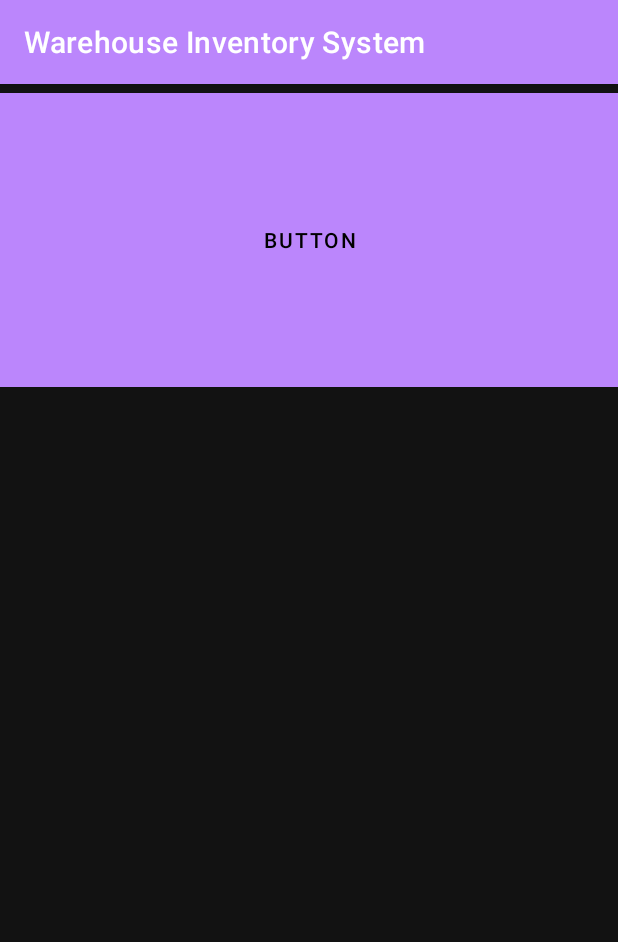
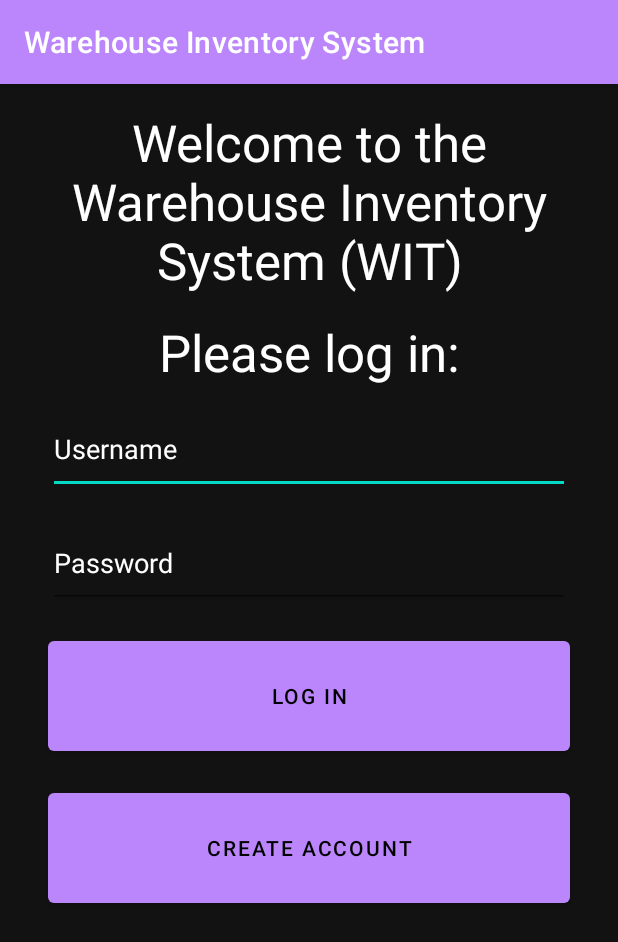
Before and after one commit to kamarabbas99/WareHouse-Inventory-app, an Android app: the screen it shows after launch (MainActivity), on a phone screen of 412 x 824 dp. Shown: the top 942 px of the screen. Run offline under Robolectric (Android 15) with nearby library versions, the phone set to English and light mode, and no system bars.

Commit message:
Added the ability to log a user into the app

```diff
--- a/app/src/main/java/presentation/MainActivity.java
+++ b/app/src/main/java/presentation/MainActivity.java
@@ -7,6 +7,7 @@ import android.content.Intent;
 import android.content.res.AssetManager;
 import android.os.Bundle;
 import android.view.View;
+import android.widget.EditText;
 
 import com.example.warehouseinventorysystem.R;
 
@@ -16,23 +17,43 @@ import java.io.IOException;
 import java.io.InputStreamReader;
 
 import database.DatabaseManager;
+import logic.AccountAccessor;
 
 //Main Activity:
 //  Start activity of entire program
 //  Immediately starts up main layout
 //  Allows users to move between different pages in the app, and acts as a home page
 public class MainActivity extends AppCompatActivity {
+    AccountAccessor accounts;
+    EditText username;
+    EditText password;
 
     @Override
     protected void onCreate(Bundle savedInstanceState) {
         super.onCreate(savedInstanceState);
         setContentView(R.layout.activity_main);
+
+        //Gets database on device and grabs account database
         copyDatabaseToDevice();
+        accounts = new AccountAccessor();
     }
 
+    //Checks if the username and password are valid, if so logs user in and switches to the main menu
+    //Otherwise an error message is shown to the user
     public void logInSwitch(View view){
-        Intent main = new Intent(this, MainMenuActivity.class);
-        startActivity(main);
+        username = findViewById(R.id.username);
+        password = findViewById(R.id.password);
+
+        //If username and password are correct
+        if(accounts.verifyLogin(username.getText().toString(), password.getText().toString())){
+            Intent main = new Intent(this, MainMenuActivity.class);
+            startActivity(main);
+        }
+
+        //If username or password are incorrect
+        else {
+           Messages.incorrectLogin(this, "Please try a correct username and password");
+        }
     }
 
     /* code based off of provided sample-project by instructors */
--- a/app/src/main/java/presentation/Messages.java
+++ b/app/src/main/java/presentation/Messages.java
@@ -10,6 +10,7 @@ public class Messages {
     public static void integerError(final Activity owner, String message){
         AlertDialog dialog = new AlertDialog.Builder(owner).create();
 
+        //Sets message parameters
         dialog.setTitle(owner.getString(R.string.integerError));
         dialog.setMessage(message);
 
@@ -19,9 +20,9 @@ public class Messages {
     public static void itemNotFound(final Activity owner, String message){
         AlertDialog dialog = new AlertDialog.Builder(owner).create();
 
+        //Sets message parameters
         dialog.setTitle("Error: Item Not Found");
         dialog.setMessage(message);
-
         dialog.setOnCancelListener(new DialogInterface.OnCancelListener(){
             public void onCancel(DialogInterface dialog) {
                 owner.finish();
@@ -34,6 +35,7 @@ public class Messages {
     public static void itemFailAdd(final Activity owner, String message){
         AlertDialog dialog = new AlertDialog.Builder(owner).create();
 
+        //Sets message parameters
         dialog.setTitle("Error: Item could not be created");
         dialog.setMessage(message);
 
@@ -43,6 +45,7 @@ public class Messages {
     public static void itemFailEdit(final Activity owner, String message){
         AlertDialog dialog = new AlertDialog.Builder(owner).create();
 
+        //Sets message parameters
         dialog.setTitle("Error: Item could not be edited");
         dialog.setMessage(message);
         dialog.setOnCancelListener(new DialogInterface.OnCancelListener(){
@@ -53,4 +56,14 @@ public class Messages {
 
         dialog.show();
     }
+
+    public static void incorrectLogin(final Activity owner, String message){
+        AlertDialog dialog = new AlertDialog.Builder(owner).create();
+
+        //Sets message parameters
+        dialog.setTitle("Error: User could not be found");
+        dialog.setMessage(message);
+
+        dialog.show();
+    }
 }
--- a/app/src/main/res/layout/activity_main.xml
+++ b/app/src/main/res/layout/activity_main.xml
@@ -6,13 +6,93 @@
     android:layout_height="match_parent"
     tools:context="presentation.MainActivity">
 
-    <Button
-        android:id="@+id/button"
-        android:layout_width="448dp"
-        android:layout_height="208dp"
-        android:onClick="logInSwitch"
-        android:text="Button"
+    <TextView
+        android:id="@+id/welcomeText"
+        android:layout_width="wrap_content"
+        android:layout_height="wrap_content"
+        android:layout_marginStart="16dp"
+        android:layout_marginTop="16dp"
+        android:layout_marginEnd="16dp"
+        android:text="@string/welcome_text"
+        android:textAlignment="center"
+        android:textColor="?attr/colorOnBackground"
+        android:textSize="34sp"
         app:layout_constraintEnd_toEndOf="parent"
         app:layout_constraintStart_toStartOf="parent"
         app:layout_constraintTop_toTopOf="parent" />
+
+    <TextView
+        android:id="@+id/loginmessage"
+        android:layout_width="wrap_content"
+        android:layout_height="wrap_content"
+        android:layout_marginTop="16dp"
+        android:text="@string/loginMsg"
+        android:textAlignment="center"
+        android:textColor="?attr/colorOnBackground"
+        android:textSize="34sp"
+        app:layout_constraintEnd_toEndOf="parent"
+        app:layout_constraintStart_toStartOf="parent"
+        app:layout_constraintTop_toBottomOf="@+id/welcomeText" />
+
+    <EditText
+        android:id="@+id/username"
+        android:layout_width="0dp"
+        android:layout_height="60dp"
+        android:layout_marginStart="32dp"
+        android:layout_marginTop="12dp"
+        android:layout_marginEnd="32dp"
+        android:ems="10"
+        android:hint="Username"
+        android:inputType="textPersonName"
+        android:textColor="?attr/colorOnBackground"
+        android:textColorHint="?attr/colorOnBackground"
+        app:layout_constraintEnd_toEndOf="parent"
+        app:layout_constraintHorizontal_bias="0.0"
+        app:layout_constraintStart_toStartOf="parent"
+        app:layout_constraintTop_toBottomOf="@+id/loginmessage"
+        android:importantForAutofill="no" />
+
+    <EditText
+        android:id="@+id/password"
+        android:layout_width="0dp"
+        android:layout_height="60dp"
+        android:layout_marginStart="32dp"
+        android:layout_marginTop="16dp"
+        android:layout_marginEnd="32dp"
+        android:ems="10"
+        android:hint="Password"
+        android:inputType="textPassword"
+        android:textColor="?attr/colorOnBackground"
+        android:textColorHint="?attr/colorOnBackground"
+        app:layout_constraintEnd_toEndOf="parent"
+        app:layout_constraintStart_toStartOf="parent"
+        app:layout_constraintTop_toBottomOf="@+id/username"
+        android:importantForAutofill="no" />
+
+    <Button
+        android:id="@+id/logInButton"
+        android:layout_width="0dp"
+        android:layout_height="85dp"
+        android:layout_marginStart="32dp"
+        android:layout_marginTop="16dp"
+        android:layout_marginEnd="32dp"
+        android:onClick="logInSwitch"
+        android:text="@string/logInButton"
+        app:layout_constraintEnd_toEndOf="parent"
+        app:layout_constraintStart_toStartOf="parent"
+        app:layout_constraintTop_toBottomOf="@+id/password" />
+
+    <Button
+        android:id="@+id/createAccount"
+        android:layout_width="0dp"
+        android:layout_height="85dp"
+        android:layout_marginStart="32dp"
+        android:layout_marginTop="16dp"
+        android:layout_marginEnd="32dp"
+        android:onClick="logInSwitch"
+        android:text="@string/createAccountText"
+        app:layout_constraintEnd_toEndOf="parent"
+        app:layout_constraintHorizontal_bias="0.0"
+        app:layout_constraintStart_toStartOf="parent"
+        app:layout_constraintTop_toBottomOf="@+id/logInButton" />
 </androidx.constraintlayout.widget.ConstraintLayout>
--- a/app/src/main/res/values/strings.xml
+++ b/app/src/main/res/values/strings.xml
@@ -20,4 +20,7 @@
     <string name="ItemAddedMessage">Item added successfully</string>
     <string name="askNumber">Please enter a value:</string>
     <string name="integerError">ERROR: Valid number not given</string>
+    <string name="loginMsg">Please log in:</string>
+    <string name="logInButton">Log In</string>
+    <string name="createAccountText">Create Account</string>
 </resources>
```
